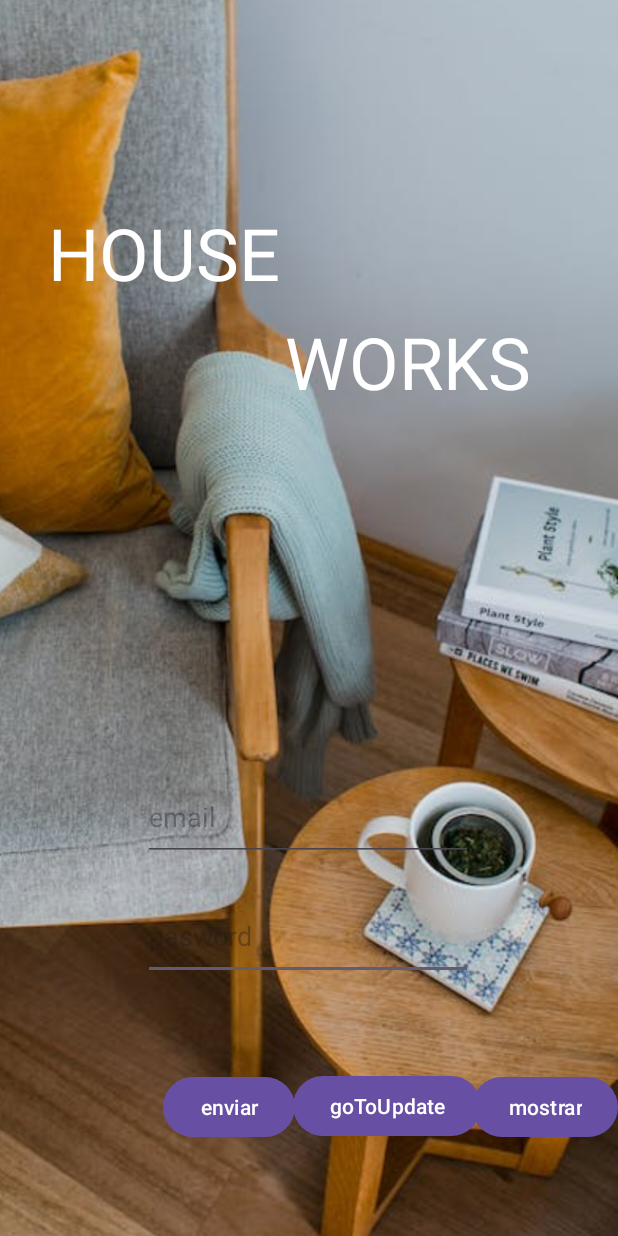
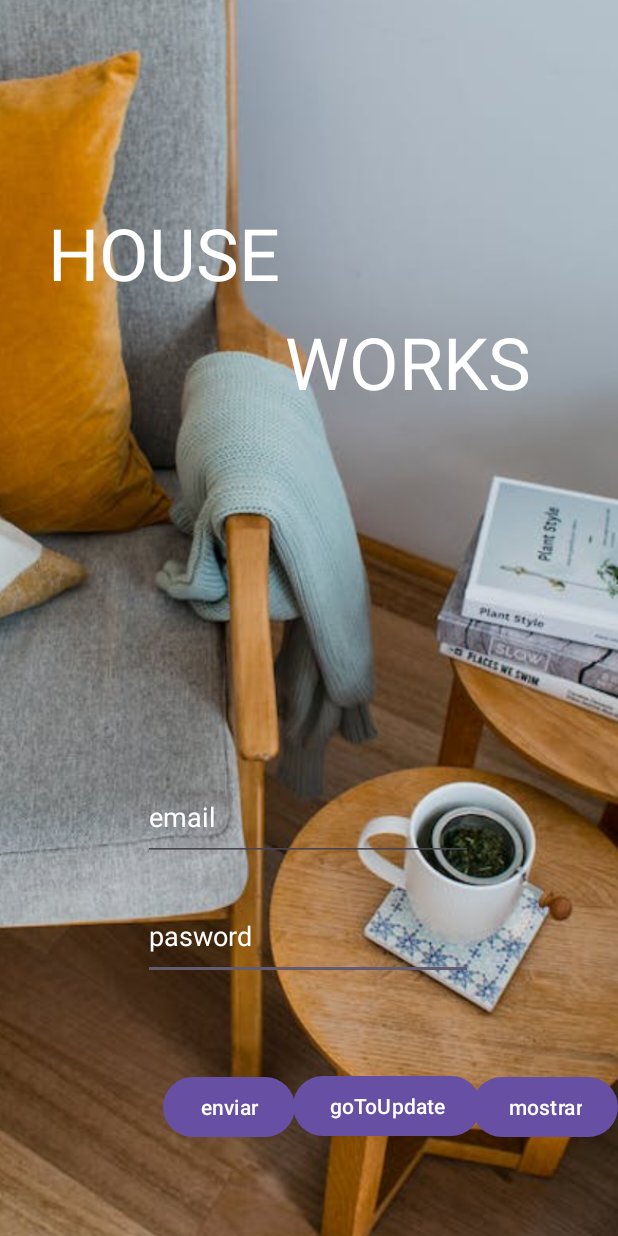
Before and after one commit to Chettyninho/HouseWork, an Android app: the screen it shows after launch (MainActivity), after a tap on "enviar", on a phone screen of 412 x 824 dp. Run offline under Robolectric (Android 15) with nearby library versions, the phone set to English and light mode, and no system bars; our stand-ins replace Firebase (no records; nobody signed in at launch, a user with empty details on screens opened directly).

```diff
--- a/app/build.gradle
+++ b/app/build.gradle
@@ -1,5 +1,6 @@
 plugins {
     id 'com.android.application'
+    id 'com.google.gms.google-services'
 }
 
 android {
@@ -36,4 +37,7 @@ dependencies {
     testImplementation 'junit:junit:4.13.2'
     androidTestImplementation 'androidx.test.ext:junit:1.1.5'
     androidTestImplementation 'androidx.test.espresso:espresso-core:3.5.1'
+    implementation platform('com.google.firebase:firebase-bom:32.4.0')
+    implementation 'com.google.firebase:firebase-analytics'
+    implementation 'com.google.firebase:firebase-firestore:24.9.0'
 }
--- a/app/src/main/java/com/example/myapplicationandstudio/MainActivity.java
+++ b/app/src/main/java/com/example/myapplicationandstudio/MainActivity.java
@@ -1,14 +1,24 @@
 package com.example.myapplicationandstudio;
 
+import androidx.annotation.NonNull;
 import androidx.appcompat.app.AppCompatActivity;
 
 import android.content.ContentValues;
 import android.content.Intent;
 import android.database.sqlite.SQLiteDatabase;
 import android.os.Bundle;
+import android.util.Log;
 import android.view.View;
 import android.widget.TextView;
 import android.widget.Toast;
+
+import com.google.android.gms.tasks.OnFailureListener;
+import com.google.android.gms.tasks.OnSuccessListener;
+import com.google.firebase.Firebase;
+import com.google.firebase.firestore.FirebaseFirestore;
+
+import java.util.HashMap;
+import java.util.Map;
 
 public class MainActivity extends AppCompatActivity {
 
@@ -47,6 +57,26 @@ public class MainActivity extends AppCompatActivity {
 
         }
 
+        FirebaseFirestore firestoreDb = FirebaseFirestore.getInstance();
+        Map<String, String> users = new HashMap<>();
+        users.put("mail", email);
+        users.put("password",password);
+
+        firestoreDb.collection("HouseWork").document("users")
+                .set(users)
+                .addOnSuccessListener(new OnSuccessListener<Void>() {
+                    @Override
+                    public void onSuccess(Void unused) {
+                        Log.d("_DEBUG", "DEBUG");
+                    }
+                })
+
+                .addOnFailureListener(new OnFailureListener() {
+                    @Override
+                    public void onFailure(@NonNull Exception e) {
+                        Log.d("ERROR", e.getMessage());
+                    }
+                });
     }
 
     public void changeToShow(View view){
--- a/app/src/main/res/layout/activity_main.xml
+++ b/app/src/main/res/layout/activity_main.xml
@@ -13,6 +13,7 @@
         android:layout_height="match_parent"
         android:scaleType="centerCrop"
         android:src="@drawable/img"
+        android:textColorHint="@color/white"
         tools:layout_editor_absoluteX="-16dp"
         tools:layout_editor_absoluteY="0dp" />
 
@@ -48,6 +49,9 @@
         android:layout_height="58dp"
         android:ems="10"
         android:hint="pasword"
+
+        android:textColorHint="@color/white"
+        android:textColor="@color/white"
         android:inputType="textPassword"
         app:layout_constraintBottom_toTopOf="@+id/guideline4"
         app:layout_constraintEnd_toEndOf="parent"
@@ -58,6 +62,8 @@
 
     <EditText
         android:id="@+id/email"
+        android:textColor="@color/white"
+        android:textColorHint="@color/white"
         android:layout_width="220dp"
         android:layout_height="58dp"
         android:ems="10"
--- a/build.gradle
+++ b/build.gradle
@@ -2,4 +2,5 @@
 plugins {
     id 'com.android.application' version '8.0.2' apply false
     id 'com.android.library' version '8.0.2' apply false
+    id 'com.google.gms.google-services' version '4.4.0' apply false
 }
```
Also changed, not shown: 1 other file.
